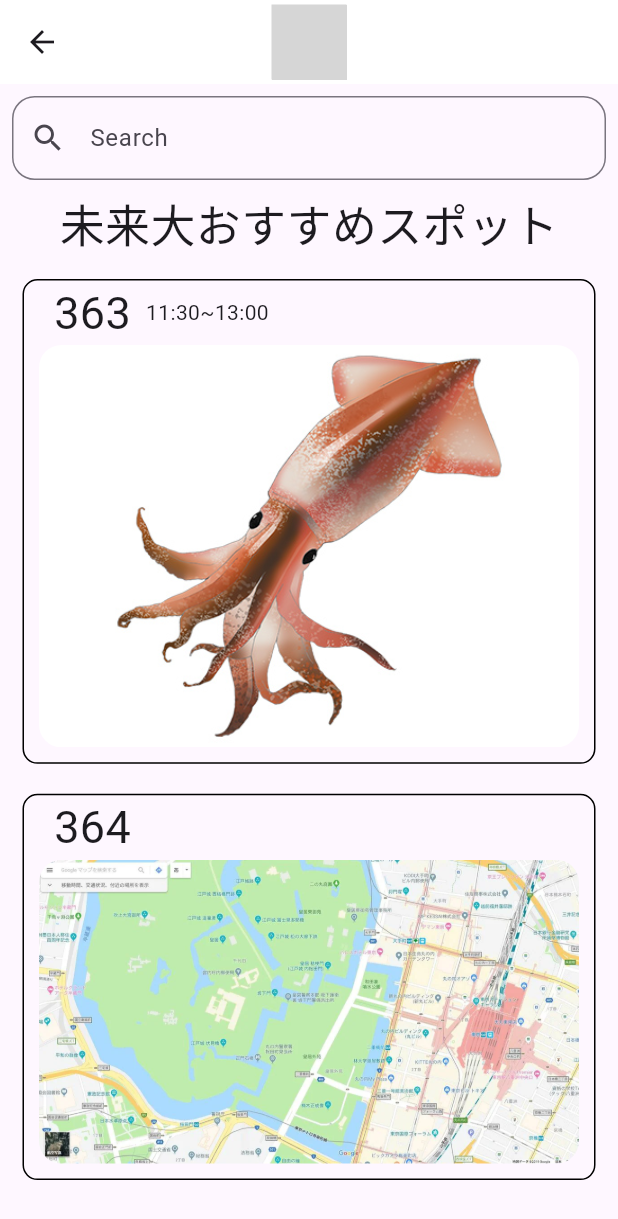
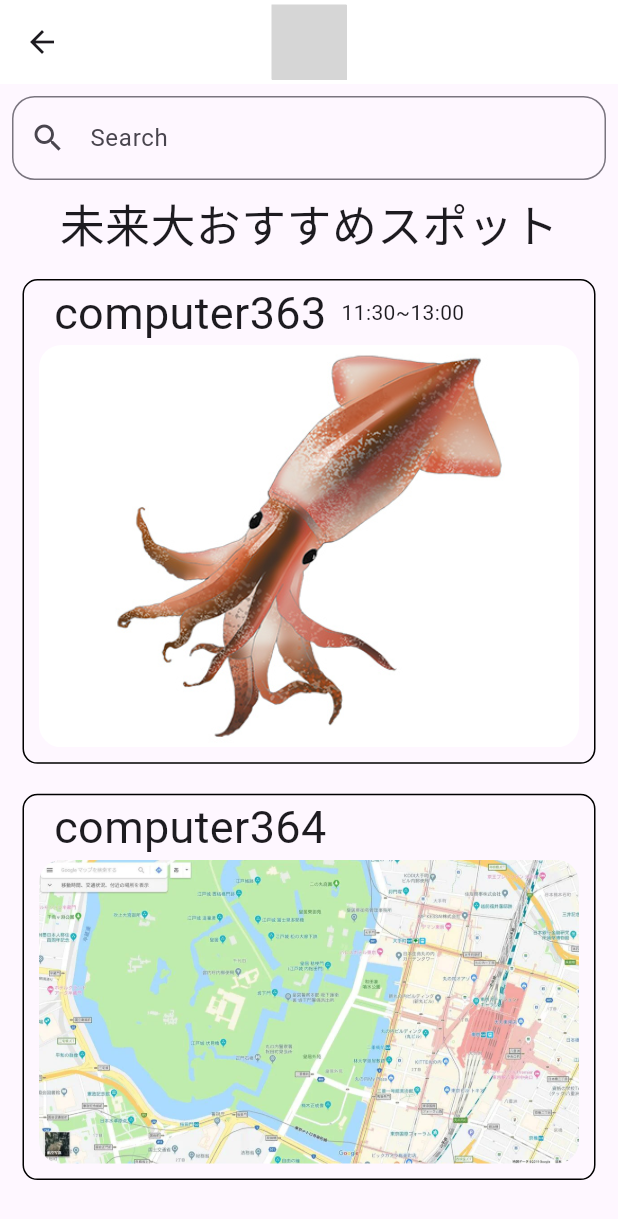
Before and after one commit to tauto1127/fish, a Flutter app: the PurposeNoneExist screen opened by its route, on a phone screen of 412 x 824 dp. Shown: the top 1219 px of the screen. Run offline on Flutter 3.47's test engine with Material 3 defaults, Android fonts, the phone set to English and light mode, and no system bars; our stand-ins replace flutter_riverpod, flutter_svg, freezed_annotation, riverpod_annotation, routemaster; generated files the repository leaves out were written again; grey boxes are pictures that could not be loaded.

Commit message:
RoomNameDict廃止

```diff
--- a/lib/model/map_element.dart
+++ b/lib/model/map_element.dart
@@ -7,13 +7,13 @@ import 'package:freezed_annotation/freezed_annotation.dart';
 
 enum BeaconType { A, B, C }
 
-enum RoomType { Computer363, Computer364, Computer365 }
-
-Map<RoomType, String> roomNameDict = {
-  RoomType.Computer363: "363",
-  RoomType.Computer364: "364",
-  RoomType.Computer365: "365",
-};
+enum RoomType {
+  computer363('363'),
+  computer364('364'),
+  computer365('365');
+  const RoomType(this.displayName);
+  final String displayName;
+  }
 
 abstract class MapElement {
   const MapElement({
@@ -44,12 +44,12 @@ class Room extends MapElement {
     required super.point,
     required this.width,
     required this.height,
-    required this.room,
+    required this.roomType,
     required this.door,
   });
   final int width;
   final int height;
-  final RoomType room;
+  final RoomType roomType;
   final Point door;
   Point getDoor() => door;
 }
--- a/lib/state/map_view_state.dart
+++ b/lib/state/map_view_state.dart
@@ -7,5 +7,6 @@ part 'map_view_state.freezed.dart';
 class MapViewState with _$MapViewState {
   const factory MapViewState({
     @Default([]) List<MapElement> elements,
+    @Default([]) List<Room> rooms,
   }) = _MapViewState;
 }
--- a/lib/view/navi_view.dart
+++ b/lib/view/navi_view.dart
@@ -25,7 +25,7 @@ class NaviView extends StatelessWidget {
             }
           }
           return Text(
-              "目的地: ${roomNameDict[destination]}, (${destinationPoint.x}, ${destinationPoint.y})");
+              "目的地: ${destination!.name}, (${destinationPoint.x}, ${destinationPoint.y})");
         },
       )),
     );
--- a/lib/view/purpose_none_exist/purpose_none_exist.dart
+++ b/lib/view/purpose_none_exist/purpose_none_exist.dart
@@ -50,7 +50,7 @@ class PurposeNoneExist extends StatelessWidget {
                           child: SpotBox(
                             //name: mapState.elements[index].name,
                             // name: mapState.elements[state.filteredSpots[index].mapElementIndex].name,
-                            name: roomNameDict[(mapState.elements[state.filteredSpots[index].mapElementIndex] as Room).room]!,
+                            name: (mapState.elements[state.filteredSpots[index].mapElementIndex] as Room).roomType.name,
                             imagePath: state.filteredSpots[index].imagePath,
                             subText: state.filteredSpots[index].subText,
                           ),
--- a/lib/view_model/map_view_model.dart
+++ b/lib/view_model/map_view_model.dart
@@ -16,10 +16,15 @@ class MapViewModel extends _$MapViewModel {
       elements: [
         Wall(point: Point(0, 4000), end: Point(6000, 4000)),
         Floor(point: Point(0, 2000), width: 6000, height: 2000),
-        Room(point: Point(0, 0), width: 2000, height: 2000, room: RoomType.Computer363, door: Point(1000, 2000)),
-        Room(point: Point(2000, 0), width: 2000, height: 2000, room: RoomType.Computer364, door: Point(1000, 2000)),
-        Room(point: Point(4000, 0), width: 2000, height: 2000, room: RoomType.Computer365, door: Point(1000, 2000))
+        Room(point: Point(0, 0), width: 2000, height: 2000, roomType: RoomType.computer363, door: Point(1000, 2000)),
+        Room(point: Point(2000, 0), width: 2000, height: 2000, roomType: RoomType.computer364, door: Point(1000, 2000)),
+        Room(point: Point(4000, 0), width: 2000, height: 2000, roomType: RoomType.computer365, door: Point(1000, 2000))
       ],
+      rooms: [
+        Room(point: Point(0, 0), width: 2000, height: 2000, roomType: RoomType.computer363, door: Point(1000, 2000)),
+        Room(point: Point(2000, 0), width: 2000, height: 2000, roomType: RoomType.computer364, door: Point(1000, 2000)),
+        Room(point: Point(4000, 0), width: 2000, height: 2000, roomType: RoomType.computer365, door: Point(1000, 2000))
+      ]
     );
   }
 }
```
Also changed, not shown: lib/view/purpose_exist.dart (+5 -9 lines), lib/view_model/recommend_spot_view_model.dart (+3 -4 lines), lib/state/map_view_state.freezed.dart, lib/view_model/map_view_model.g.dart, lib/view_model/recommend_spot_view_model.g.dart.
